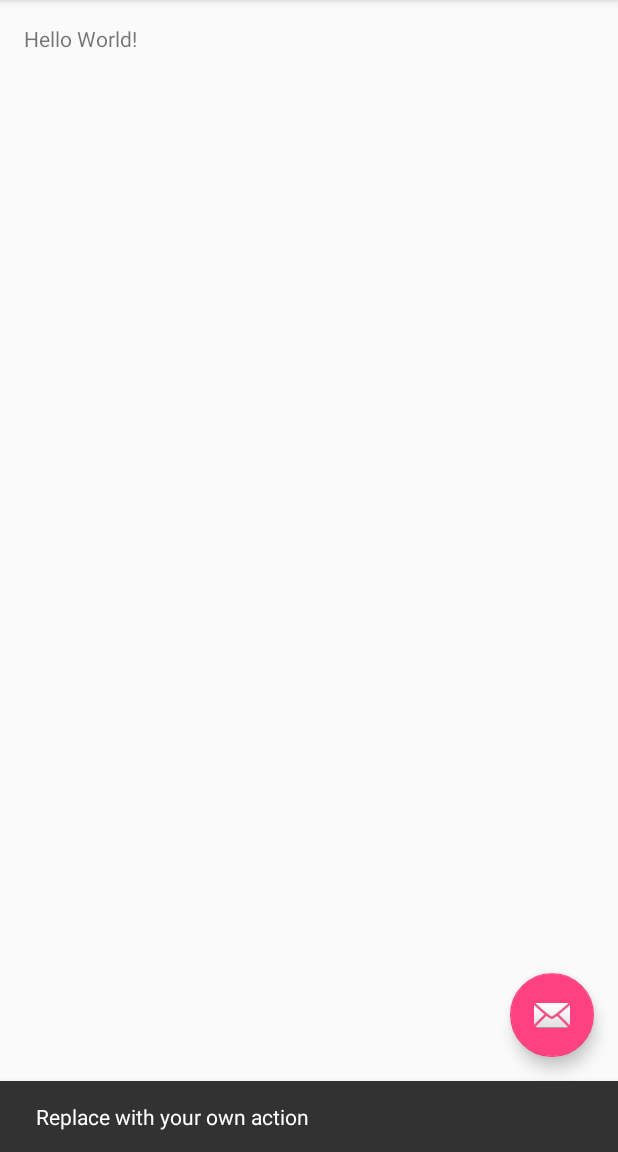
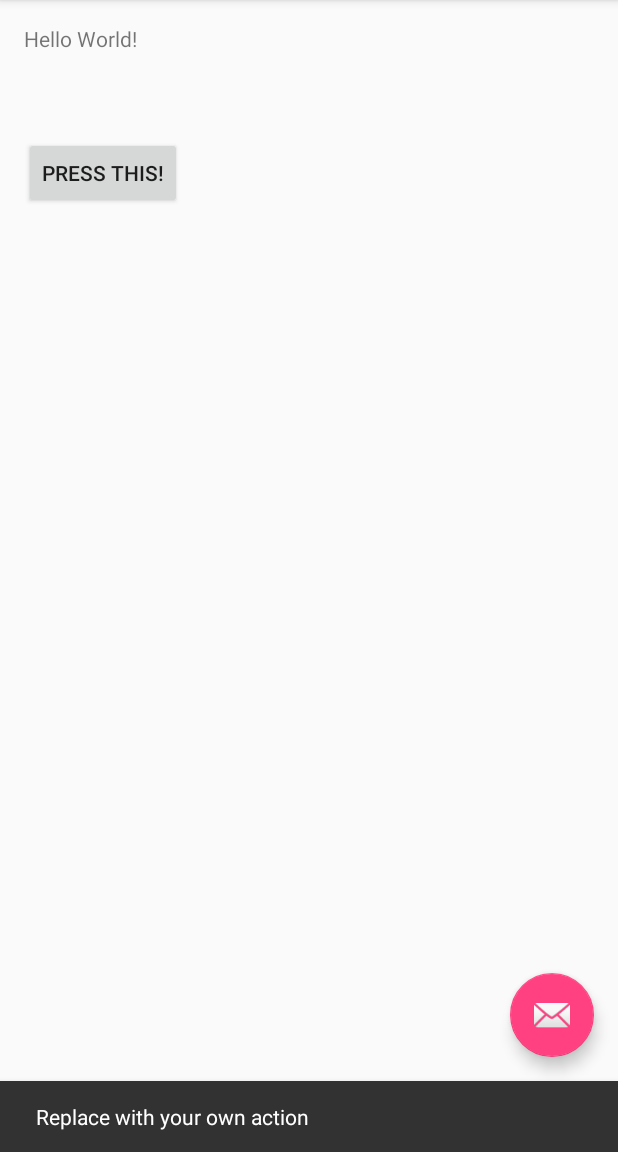
Before and after one commit to jejatu/MobSoc, an Android app: the screen it shows after launch (MainActivity), after a tap on an icon or button, on a phone screen of 412 x 824 dp, the part 84-1236 px from its top. Run offline under Robolectric (Android 15) with nearby library versions, the light colour scheme and no system bars; 1 statement that could not run was skipped.

Commit message:
Added debug text and button to the client

```diff
--- a/Client/app/src/main/AndroidManifest.xml
+++ b/Client/app/src/main/AndroidManifest.xml
@@ -2,6 +2,7 @@
 <manifest xmlns:android="http://schemas.android.com/apk/res/android"
     package="com.wishlist.wishlist">
 
+    <uses-permission android:name="android.permission.INTERNET" />
     <application
         android:allowBackup="true"
         android:icon="@mipmap/ic_launcher"
--- a/Client/app/src/main/java/com/wishlist/wishlist/MainActivity.java
+++ b/Client/app/src/main/java/com/wishlist/wishlist/MainActivity.java
@@ -1,13 +1,19 @@
 package com.wishlist.wishlist;
 
+import android.Manifest;
+import android.content.pm.PackageManager;
 import android.os.Bundle;
 import android.support.design.widget.FloatingActionButton;
 import android.support.design.widget.Snackbar;
+import android.support.v4.app.ActivityCompat;
 import android.support.v7.app.AppCompatActivity;
 import android.support.v7.widget.Toolbar;
+import android.util.Log;
 import android.view.View;
 import android.view.Menu;
 import android.view.MenuItem;
+import android.widget.Button;
+import android.widget.TextView;
 
 import java.io.InputStream;
 import java.io.InputStreamReader;
@@ -15,6 +21,9 @@ import java.net.URL;
 import java.net.HttpURLConnection;
 
 public class MainActivity extends AppCompatActivity {
+    public static final int MY_PERMISSIONS_INT = 13;
+    TextView debugText;
+    Button debugButton;
     String serverUrl = "localhost:5000";
 
     @Override
@@ -33,6 +42,11 @@ public class MainActivity extends AppCompatActivity {
             }
         });
 
+        debugText = (TextView) findViewById(R.id.debugText);
+        debugButton = (Button) findViewById(R.id.debugButton);
+
+        requestPermissions();
+
         URL url;
         HttpURLConnection con = null;
         try {
@@ -42,12 +56,15 @@ public class MainActivity extends AppCompatActivity {
             InputStream in = con.getInputStream();
             InputStreamReader reader = new InputStreamReader(in);
 
+            String response = "";
             int data = reader.read();
             while (data != -1) {
                 char c = (char) data;
-                System.out.println(c);
+                response += c;
                 data = reader.read();
             }
+            debugText.setText(response);
+
         }
         catch (Exception e) {
             e.printStackTrace();
@@ -80,4 +97,26 @@ public class MainActivity extends AppCompatActivity {
 
         return super.onOptionsItemSelected(item);
     }
+
+    private void requestPermissions() {
+        String[] permissions = new String[3];
+
+        permissions[0] = Manifest.permission.INTERNET;
+
+        ActivityCompat.requestPermissions(this, permissions, MY_PERMISSIONS_INT);
+    }
+
+    public void onRequestPermissionsResult(int requestCode, String permissions[], int[] grantResults) {
+        switch (requestCode) {
+            case MY_PERMISSIONS_INT: {
+                if (grantResults.length > 0 && grantResults[0] == PackageManager.PERMISSION_GRANTED) {
+                    Log.d("Wishlist", "Permissions granted!");
+                }
+                else {
+                    Log.d("Wishlist", "Permissions denied...");
+                }
+                return;
+            }
+        }
+    }
 }
--- a/Client/app/src/main/res/layout/content_main.xml
+++ b/Client/app/src/main/res/layout/content_main.xml
@@ -15,5 +15,16 @@
     <TextView
         android:layout_width="wrap_content"
         android:layout_height="wrap_content"
-        android:text="Hello World!" />
+        android:text="Hello World!"
+        android:id="@+id/debugText" />
+
+    <Button
+        android:layout_width="wrap_content"
+        android:layout_height="wrap_content"
+        android:text="Press this!"
+        android:id="@+id/debugButton"
+        android:layout_below="@+id/debugText"
+        android:layout_alignParentLeft="true"
+        android:layout_alignParentStart="true"
+        android:layout_marginTop="56dp" />
 </RelativeLayout>
```
